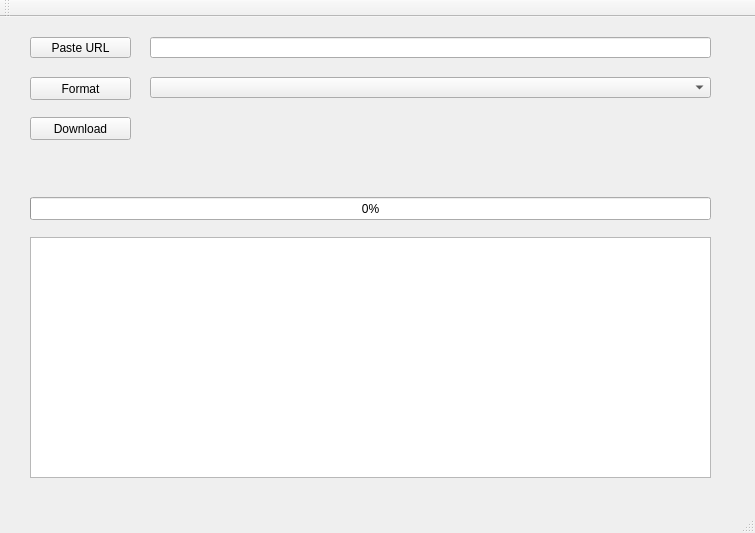
Old version of the form Downloader/Downloader.ui in the repository 19joho66/YoutubeDlGui.
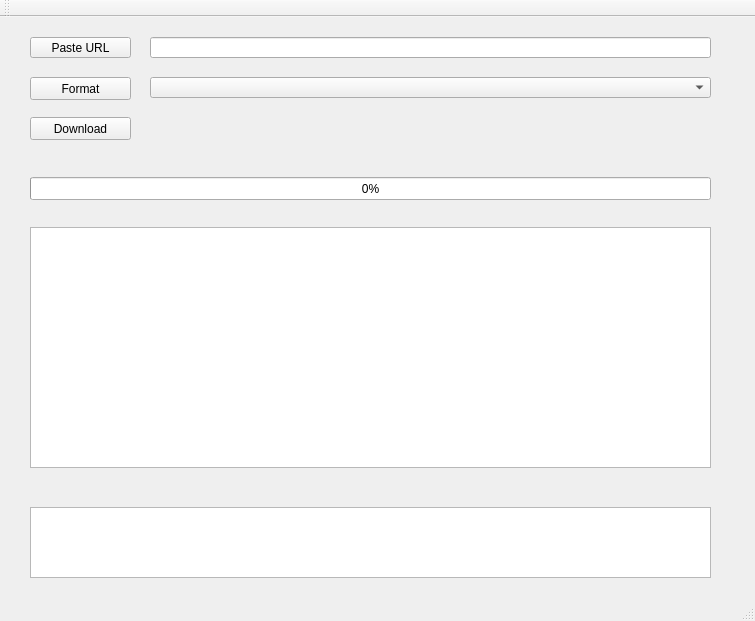
New version of the form.

Commit message: Added Window for error texts

Diff of the .ui file:
```diff
--- a/Downloader/Downloader.ui
+++ b/Downloader/Downloader.ui
@@ -7,7 +7,7 @@
     <x>0</x>
     <y>0</y>
     <width>755</width>
-    <height>533</height>
+    <height>621</height>
    </rect>
   </property>
   <property name="windowTitle">
@@ -77,7 +77,7 @@
     <property name="geometry">
      <rect>
       <x>30</x>
-      <y>220</y>
+      <y>210</y>
       <width>681</width>
       <height>241</height>
      </rect>
@@ -87,7 +87,7 @@
     <property name="geometry">
      <rect>
       <x>30</x>
-      <y>180</y>
+      <y>160</y>
       <width>681</width>
       <height>23</height>
      </rect>
@@ -96,6 +96,16 @@
      <number>0</number>
     </property>
    </widget>
+   <widget class="QTextEdit" name="txtEdit">
+    <property name="geometry">
+     <rect>
+      <x>30</x>
+      <y>490</y>
+      <width>681</width>
+      <height>71</height>
+     </rect>
+    </property>
+   </widget>
   </widget>
   <widget class="QMenuBar" name="menuBar">
    <property name="geometry">
```
The commit also changes 2 other files.
